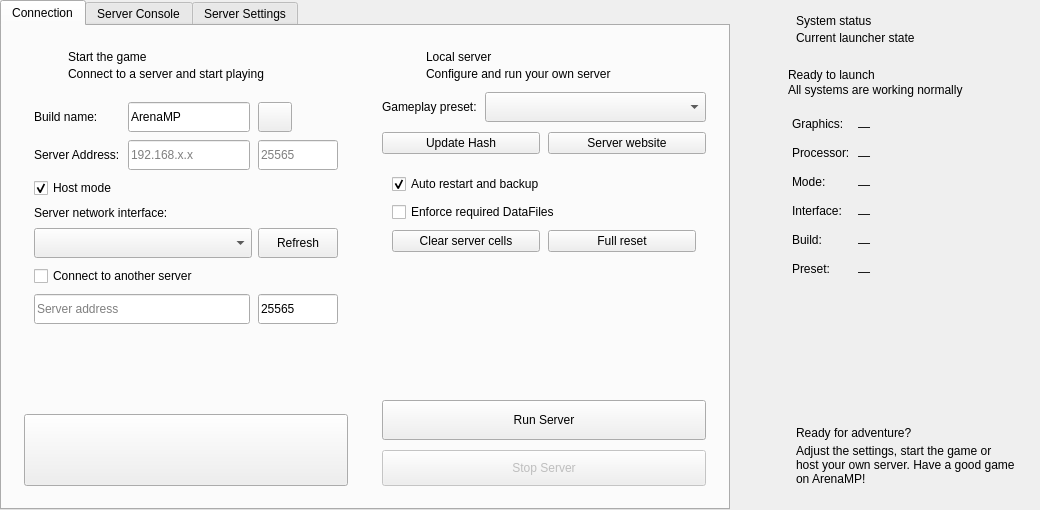
pporsilkde/AMP, file files/ui/playpage.ui: the form before one commit.
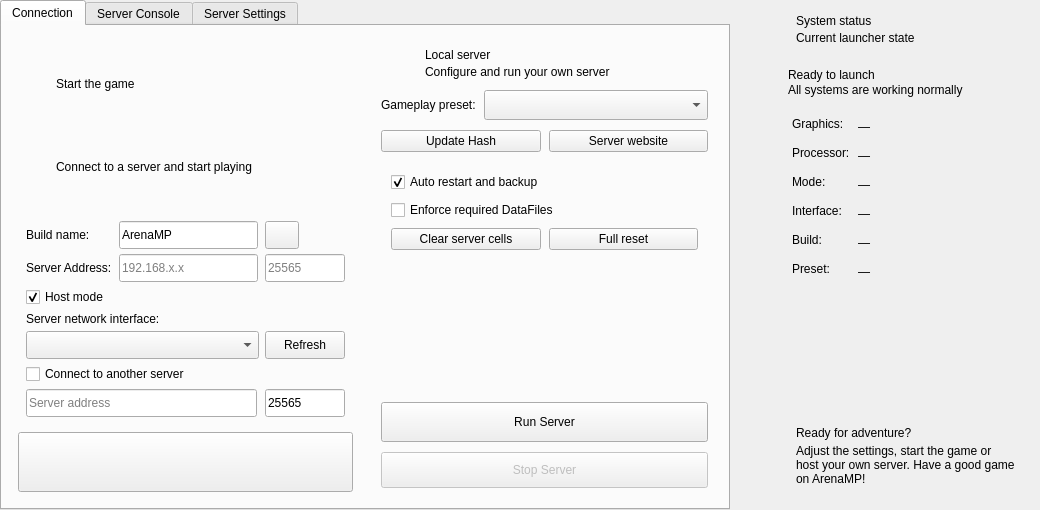
The form after the commit. Custom widgets are drawn as their Qt base class.

Diff of the .ui file:
```diff
--- a/files/ui/playpage.ui
+++ b/files/ui/playpage.ui
@@ -37,19 +37,19 @@
       </attribute>
       <layout class="QHBoxLayout" name="playTabLayout" stretch="1,1">
        <property name="spacing">
-        <number>10</number>
+        <number>8</number>
        </property>
        <property name="leftMargin">
-        <number>10</number>
+        <number>8</number>
        </property>
        <property name="topMargin">
-        <number>10</number>
+        <number>8</number>
        </property>
        <property name="rightMargin">
-        <number>10</number>
+        <number>8</number>
        </property>
        <property name="bottomMargin">
-        <number>10</number>
+        <number>8</number>
        </property>
        <item>
         <widget class="QFrame" name="launchCard">
@@ -61,37 +61,37 @@
          </property>
          <layout class="QVBoxLayout" name="launchCardLayout">
           <property name="spacing">
-           <number>10</number>
+           <number>6</number>
           </property>
           <property name="leftMargin">
-           <number>12</number>
+           <number>8</number>
           </property>
           <property name="topMargin">
-           <number>12</number>
+           <number>8</number>
           </property>
           <property name="rightMargin">
-           <number>12</number>
+           <number>8</number>
           </property>
           <property name="bottomMargin">
-           <number>12</number>
+           <number>8</number>
           </property>
           <item>
            <layout class="QHBoxLayout" name="launchHeaderLayout">
             <property name="spacing">
-             <number>10</number>
+             <number>8</number>
             </property>
             <item>
              <widget class="QLabel" name="launchIconLabel">
               <property name="minimumSize">
                <size>
-                <width>34</width>
-                <height>34</height>
+                <width>30</width>
+                <height>30</height>
                </size>
               </property>
               <property name="maximumSize">
                <size>
-                <width>34</width>
-                <height>34</height>
+                <width>30</width>
+                <height>30</height>
                </size>
               </property>
               <property name="alignment">
@@ -141,22 +141,22 @@
             </property>
             <layout class="QGridLayout" name="launchFormLayout">
              <property name="leftMargin">
-              <number>10</number>
+              <number>8</number>
              </property>
              <property name="topMargin">
-              <number>10</number>
+              <number>7</number>
              </property>
              <property name="rightMargin">
-              <number>10</number>
+              <number>8</number>
              </property>
              <property name="bottomMargin">
-              <number>10</number>
+              <number>7</number>
              </property>
              <property name="horizontalSpacing">
-              <number>8</number>
+              <number>7</number>
              </property>
              <property name="verticalSpacing">
-              <number>8</number>
+              <number>5</number>
              </property>
              <item row="0" column="0">
               <widget class="QLabel" name="buildNameLabel">
@@ -176,7 +176,7 @@
                <property name="minimumSize">
                 <size>
                  <width>0</width>
-                 <height>30</height>
+                 <height>28</height>
                 </size>
                </property>
                <property name="text">
@@ -189,13 +189,13 @@
                <property name="minimumSize">
                 <size>
                  <width>34</width>
-                 <height>30</height>
+                 <height>28</height>
                 </size>
                </property>
                <property name="maximumSize">
                 <size>
                  <width>34</width>
-                 <height>30</height>
+                 <height>28</height>
                 </size>
                </property>
                <property name="toolTip">
@@ -227,7 +227,7 @@
                <property name="minimumSize">
                 <size>
                  <width>0</width>
-                 <height>30</height>
+                 <height>28</height>
                 </size>
                </property>
                <property name="placeholderText">
@@ -240,13 +240,13 @@
                <property name="minimumSize">
                 <size>
                  <width>72</width>
-                 <height>30</height>
+                 <height>28</height>
                 </size>
                </property>
                <property name="maximumSize">
                 <size>
                  <width>80</width>
-                 <height>30</height>
+                 <height>28</height>
                 </size>
                </property>
                <property name="placeholderText">
@@ -317,7 +317,7 @@
                  <property name="minimumSize">
                   <size>
                    <width>0</width>
-                   <height>30</height>
+                   <height>28</height>
                   </size>
                  </property>
                  <property name="sizeAdjustPolicy">
@@ -333,7 +333,7 @@
                  <property name="minimumSize">
                   <size>
                    <width>0</width>
-                   <height>30</height>
+                   <height>28</height>
                   </size>
                  </property>
                  <property name="toolTip">
@@ -396,7 +396,7 @@
                  <property name="minimumSize">
                   <size>
                    <width>0</width>
-                   <height>30</height>
+                   <height>28</height>
                   </size>
                  </property>
                  <property name="placeholderText">
@@ -409,13 +409,13 @@
                  <property name="minimumSize">
                   <size>
                    <width>72</width>
-                   <height>30</height>
+                   <height>28</height>
                   </size>
                  </property>
                  <property name="maximumSize">
                   <size>
                    <width>80</width>
-                   <height>30</height>
+                   <height>28</height>
                   </size>
                  </property>
                  <property name="text">
@@ -436,10 +436,13 @@
             <property name="orientation">
              <enum>Qt::Vertical</enum>
             </property>
+            <property name="sizeType">
+             <enum>QSizePolicy::Fixed</enum>
+            </property>
             <property name="sizeHint" stdset="0">
              <size>
               <width>10</width>
-              <height>4</height>
+              <height>2</height>
              </size>
             </property>
            </spacer>
@@ -455,13 +458,13 @@
             <property name="minimumSize">
              <size>
               <width>0</width>
-              <height>72</height>
+              <height>60</height>
              </size>
             </property>
             <property name="maximumSize">
              <size>
               <width>16777215</width>
-              <height>72</height>
+              <height>60</height>
              </size>
             </property>
             <property name="arenaPrimary" stdset="0">
```
